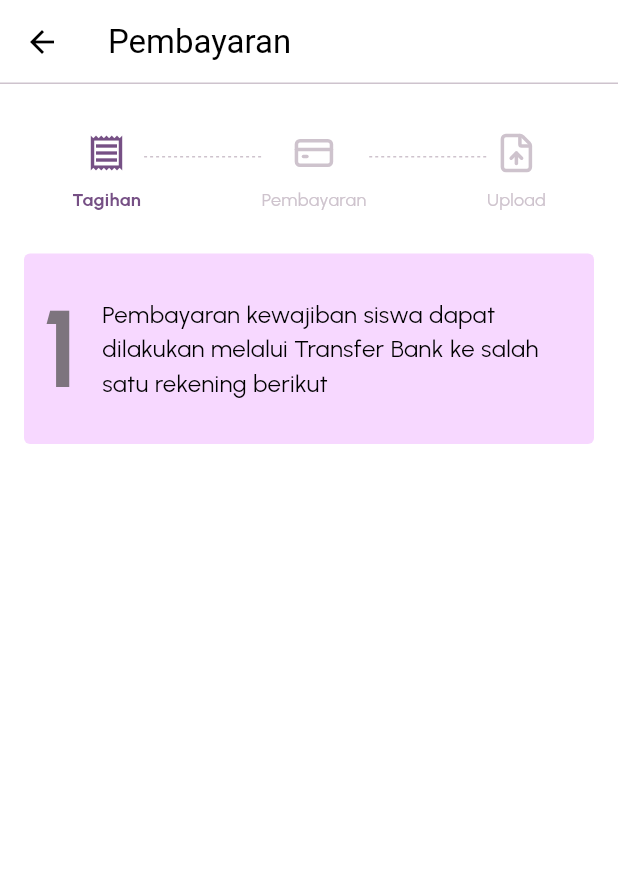
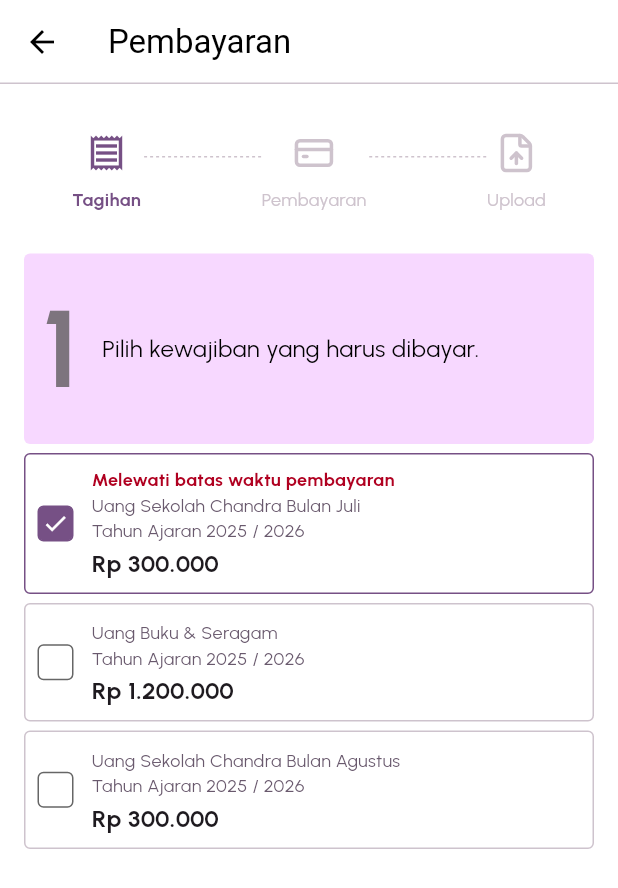
Before and after one commit to s1mpleBoy29/sekolahpro, a Flutter app: the BayarSatuScreen screen opened by its route, on a phone screen of 412 x 824 dp. Shown: the top 888 px of the screen. Run offline on Flutter 3.47's test engine with Material 3 defaults, Android fonts, the phone set to English and light mode, and no system bars; our stand-ins replace cached_network_image, flutter_svg, lottie, lucide_icons, package_info_plus, shared_preferences; accounts and stored records are empty.

Commit message:
update-pembayaran

```diff
--- a/lib/presentation/pembayaran/bayarsatu.dart
+++ b/lib/presentation/pembayaran/bayarsatu.dart
@@ -2,13 +2,50 @@ import 'package:flutter/material.dart';
 import 'package:guardian_app/core/app_export.dart';
 import 'package:guardian_app/presentation/pembayaran/widgets/instruction_card.dart';
 import 'package:guardian_app/presentation/pembayaran/widgets/payment_steps.dart';
+import 'package:guardian_app/presentation/pembayaran/widgets/due_card_small.dart';
+// import 'package:guardian_app/presentation/pembayaran/widgets/bottom_bar.dart';
 
 class BayarSatuScreen extends StatefulWidget {
+  const BayarSatuScreen({super.key});
   @override
   _BayarSatuState createState() => _BayarSatuState();
 }
 
 class _BayarSatuState extends State<BayarSatuScreen> {
+  final List<Map<String, dynamic>> _dueItems = [
+    {
+      "id": 1,
+      "isOverdue": true,
+      "harga": "Rp 300.000",
+      "deskripsi": "Uang Sekolah Chandra Bulan Juli\nTahun Ajaran 2025 / 2026",
+    },
+    {
+      "id": 2,
+      "isOverdue": false,
+      "harga": "Rp 1.200.000",
+      "deskripsi": "Uang Buku & Seragam\nTahun Ajaran 2025 / 2026",
+    },
+    {
+      "id": 3,
+      "isOverdue": false,
+      "harga": "Rp 300.000",
+      "deskripsi":
+          "Uang Sekolah Chandra Bulan Agustus\nTahun Ajaran 2025 / 2026",
+    }
+  ];
+
+  final Set<int> _selectedCardIndices = {0};
+
+  void _toggleCardSelection(int index) {
+    setState(() {
+      if (_selectedCardIndices.contains(index)) {
+        _selectedCardIndices.remove(index);
+      } else {
+        _selectedCardIndices.add(index);
+      }
+    });
+  }
+
   @override
   Widget build(BuildContext context) {
     return Scaffold(
@@ -22,21 +59,33 @@ class _BayarSatuState extends State<BayarSatuScreen> {
           ),
         ),
       ),
-      body: const Column(
+      body: Column(
         children: [
           Expanded(
             child: SingleChildScrollView(
-              padding: EdgeInsets.all(16.0),
+              padding: const EdgeInsets.all(16.0),
               child: Column(
                 children: [
-                  PaymentSteps(stepsekarang: 0),
-                  SizedBox(
-                    height: 12.0,
+                  const PaymentSteps(stepsekarang: 0),
+                  const SizedBox(height: 12.0),
+                  const InstructionCard(
+                    number: '1',
+                    teksInstruksi: 'Pilih kewajiban yang harus dibayar.',
                   ),
-                  InstructionCard(
-                    number: '1',
-                    teksInstruksi:
-                        'Pembayaran kewajiban siswa dapat dilakukan melalui Transfer Bank ke salah satu rekening berikut',
+                  ListView.builder(
+                    shrinkWrap: true,
+                    physics: const NeverScrollableScrollPhysics(),
+                    itemCount: _dueItems.length,
+                    itemBuilder: (context, index) {
+                      final item = _dueItems[index];
+                      return DueCard(
+                        isOverdue: item['isOverdue'],
+                        harga: item['harga'],
+                        deskripsi: item['deskripsi'],
+                        isSelected: _selectedCardIndices.contains(index),
+                        onTap: () => _toggleCardSelection(index),
+                      );
+                    },
                   ),
                 ],
               ),
--- /dev/null
+++ b/lib/presentation/pembayaran/widgets/due_card_small.dart
@@ -0,0 +1,98 @@
+import 'package:flutter/material.dart';
+import 'package:guardian_app/core/app_export.dart';
+
+class DueCard extends StatelessWidget {
+  final bool isOverdue;
+  final String harga;
+  final String deskripsi;
+  final bool isSelected;
+  final VoidCallback? onTap;
+
+  const DueCard({
+    super.key,
+    required this.isOverdue,
+    required this.harga,
+    required this.deskripsi,
+    required this.isSelected,
+    this.onTap,
+  });
+
+  @override
+  Widget build(BuildContext context) {
+    return InkWell(
+      onTap: onTap,
+      child: Container(
+        padding: const EdgeInsets.all(8.0),
+        margin: const EdgeInsets.only(top: 6),
+        decoration: BoxDecoration(
+          border: Border.all(
+              color: isSelected
+                  ? theme.colorScheme.primary
+                  : theme.colorScheme.outlineVariant),
+          borderRadius: BorderRadius.circular(4),
+        ),
+        child: Row(
+          crossAxisAlignment: CrossAxisAlignment.center,
+          children: [
+            Container(
+              width: 24,
+              height: 24,
+              margin: const EdgeInsets.only(right: 12.0),
+              decoration: BoxDecoration(
+                color:
+                    isSelected ? theme.colorScheme.primary : Colors.transparent,
+                border: Border.all(
+                  color: isSelected
+                      ? theme.colorScheme.primary
+                      : theme.colorScheme.onSurface.withOpacity(0.6),
+                ),
+                borderRadius: BorderRadius.circular(4.0),
+              ),
+              child: isSelected
+                  ? const Icon(
+                      Icons.check,
+                      size: 18.0,
+                      color: Colors.white,
+                    )
+                  : null,
+            ),
+            Expanded(
+              child: Column(
+                crossAxisAlignment: CrossAxisAlignment.start,
+                children: [
+                  if (isOverdue)
+                    Text(
+                      "Melewati batas waktu pembayaran",
+                      style: TextStyle(
+                        color: theme.colorScheme.error,
+                        fontWeight: FontWeight.bold,
+                        fontSize: 12,
+                      ),
+                    )
+                  else
+                    const SizedBox(height: 2),
+                  Text(
+                    deskripsi,
+                    style: TextStyle(
+                      color: theme.colorScheme.secondary,
+                      fontSize: 12,
+                    ),
+                  ),
+                  const SizedBox(height: 2),
+                  Text(
+                    harga,
+                    style: TextStyle(
+                      fontSize: 16,
+                      fontWeight: FontWeight.bold,
+                      color: theme.colorScheme.onPrimaryContainer,
+                    ),
+                  ),
+                ],
+              ),
+            ),
+          ],
+        ),
+      ),
+    );
+  }
+}
```
